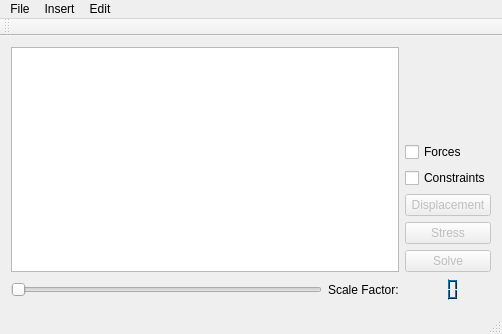
Before: the Qt Designer form StructuralAnlysis/mainwindow.ui in FishTacos23/570Project, drawn with Qt 5.
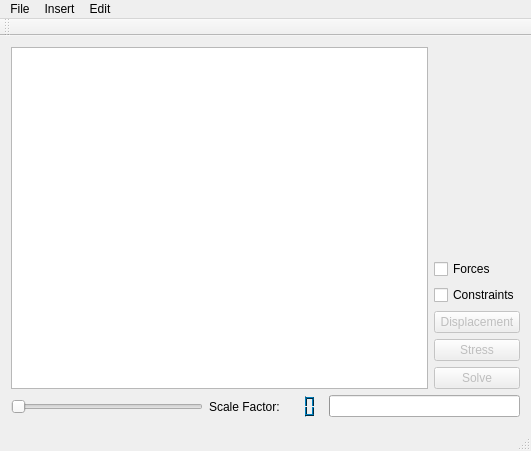
After: the same form once the commit is applied. Icons and pictures are not drawn.

Commit message: Progress Bar - not leaking memory - code clean up

The edit to the form file:
```diff
--- a/StructuralAnlysis/mainwindow.ui
+++ b/StructuralAnlysis/mainwindow.ui
@@ -6,8 +6,8 @@
    <rect>
     <x>0</x>
     <y>0</y>
-    <width>502</width>
-    <height>334</height>
+    <width>531</width>
+    <height>451</height>
    </rect>
   </property>
   <property name="windowTitle">
@@ -19,34 +19,7 @@
   </property>
   <widget class="QWidget" name="centralWidget">
    <layout class="QGridLayout" name="gridLayout">
-    <item row="4" column="2">
-     <widget class="QCheckBox" name="checkBox_Force">
-      <property name="text">
-       <string>Forces</string>
-      </property>
-     </widget>
-    </item>
-    <item row="8" column="2">
-     <widget class="QPushButton" name="pushButton_solve">
-      <property name="enabled">
-       <bool>false</bool>
-      </property>
-      <property name="autoFillBackground">
-       <bool>false</bool>
-      </property>
-      <property name="text">
-       <string>Solve</string>
-      </property>
-     </widget>
-    </item>
-    <item row="5" column="2">
-     <widget class="QCheckBox" name="checkBox_const">
-      <property name="text">
-       <string>Constraints</string>
-      </property>
-     </widget>
-    </item>
-    <item row="0" column="0" rowspan="9" colspan="2">
+    <item row="0" column="0">
      <widget class="QGraphicsView" name="graphicsView">
       <property name="mouseTracking">
        <bool>true</bool>
@@ -62,33 +35,62 @@
       </property>
      </widget>
     </item>
-    <item row="2" column="2">
+    <item row="0" column="1">
+     <layout class="QVBoxLayout" name="verticalLayout">
+      <item>
      <spacer name="verticalSpacer_2">
       <property name="orientation">
        <enum>Qt::Vertical</enum>
       </property>
       <property name="sizeHint" stdset="0">
        <size>
-        <width>20</width>
-        <height>40</height>
+          <width>58</width>
+          <height>56</height>
        </size>
       </property>
      </spacer>
     </item>
-    <item row="3" column="2">
+      <item>
+       <spacer name="verticalSpacer_3">
+        <property name="orientation">
+         <enum>Qt::Vertical</enum>
+        </property>
+        <property name="sizeHint" stdset="0">
+         <size>
+          <width>58</width>
+          <height>57</height>
+         </size>
+        </property>
+       </spacer>
+      </item>
+      <item>
      <spacer name="verticalSpacer">
       <property name="orientation">
        <enum>Qt::Vertical</enum>
       </property>
       <property name="sizeHint" stdset="0">
        <size>
-        <width>20</width>
-        <height>54</height>
+          <width>68</width>
+          <height>57</height>
        </size>
       </property>
      </spacer>
     </item>
-    <item row="6" column="2">
+      <item>
+       <widget class="QCheckBox" name="checkBox_Force">
+        <property name="text">
+         <string>Forces</string>
+        </property>
+       </widget>
+      </item>
+      <item>
+       <widget class="QCheckBox" name="checkBox_const">
+        <property name="text">
+         <string>Constraints</string>
+        </property>
+       </widget>
+      </item>
+      <item>
      <widget class="QPushButton" name="pushButton_Disp">
       <property name="enabled">
        <bool>false</bool>
@@ -98,7 +100,51 @@
       </property>
      </widget>
     </item>
-    <item row="9" column="2">
+      <item>
+       <widget class="QPushButton" name="pushButton_Stress">
+        <property name="enabled">
+         <bool>false</bool>
+        </property>
+        <property name="text">
+         <string>Stress</string>
+        </property>
+       </widget>
+      </item>
+      <item>
+       <widget class="QPushButton" name="pushButton_solve">
+        <property name="enabled">
+         <bool>false</bool>
+        </property>
+        <property name="autoFillBackground">
+         <bool>false</bool>
+        </property>
+        <property name="text">
+         <string>Solve</string>
+        </property>
+       </widget>
+      </item>
+     </layout>
+    </item>
+    <item row="1" column="0" colspan="2">
+     <layout class="QHBoxLayout" name="horizontalLayout">
+      <item>
+       <widget class="QSlider" name="horizontalSlider_scaleDisp">
+        <property name="sliderPosition">
+         <number>0</number>
+        </property>
+        <property name="orientation">
+         <enum>Qt::Horizontal</enum>
+        </property>
+       </widget>
+      </item>
+      <item>
+       <widget class="QLabel" name="label">
+        <property name="text">
+         <string>Scale Factor:</string>
+        </property>
+       </widget>
+      </item>
+      <item>
      <widget class="QLCDNumber" name="lcdNumber">
       <property name="palette">
        <palette>
@@ -526,45 +572,17 @@
       </property>
      </widget>
     </item>
-    <item row="9" column="0">
-     <widget class="QSlider" name="horizontalSlider_scaleDisp">
-      <property name="sliderPosition">
+      <item>
+       <widget class="QProgressBar" name="progressBar">
+        <property name="value">
        <number>0</number>
       </property>
-      <property name="orientation">
-       <enum>Qt::Horizontal</enum>
-      </property>
-     </widget>
-    </item>
-    <item row="9" column="1">
-     <widget class="QLabel" name="label">
-      <property name="text">
-       <string>Scale Factor:</string>
-      </property>
-     </widget>
-    </item>
-    <item row="7" column="2">
-     <widget class="QPushButton" name="pushButton_Stress">
-      <property name="enabled">
+        <property name="textVisible">
        <bool>false</bool>
       </property>
-      <property name="text">
-       <string>Stress</string>
-      </property>
-     </widget>
-    </item>
-    <item row="1" column="2">
-     <spacer name="verticalSpacer_3">
-      <property name="orientation">
-       <enum>Qt::Vertical</enum>
-      </property>
-      <property name="sizeHint" stdset="0">
-       <size>
-        <width>20</width>
-        <height>40</height>
-       </size>
-      </property>
-     </spacer>
+       </widget>
+      </item>
+     </layout>
     </item>
    </layout>
   </widget>
@@ -573,8 +591,8 @@
     <rect>
      <x>0</x>
      <y>0</y>
-     <width>502</width>
-     <height>17</height>
+     <width>531</width>
+     <height>21</height>
     </rect>
    </property>
    <widget class="QMenu" name="menuFile">
```
Left out of the diff: 5 changed lines with no effect on the pictures. Lines whose indentation alone changed are shown as unchanged. The commit also changes 8 other files.
